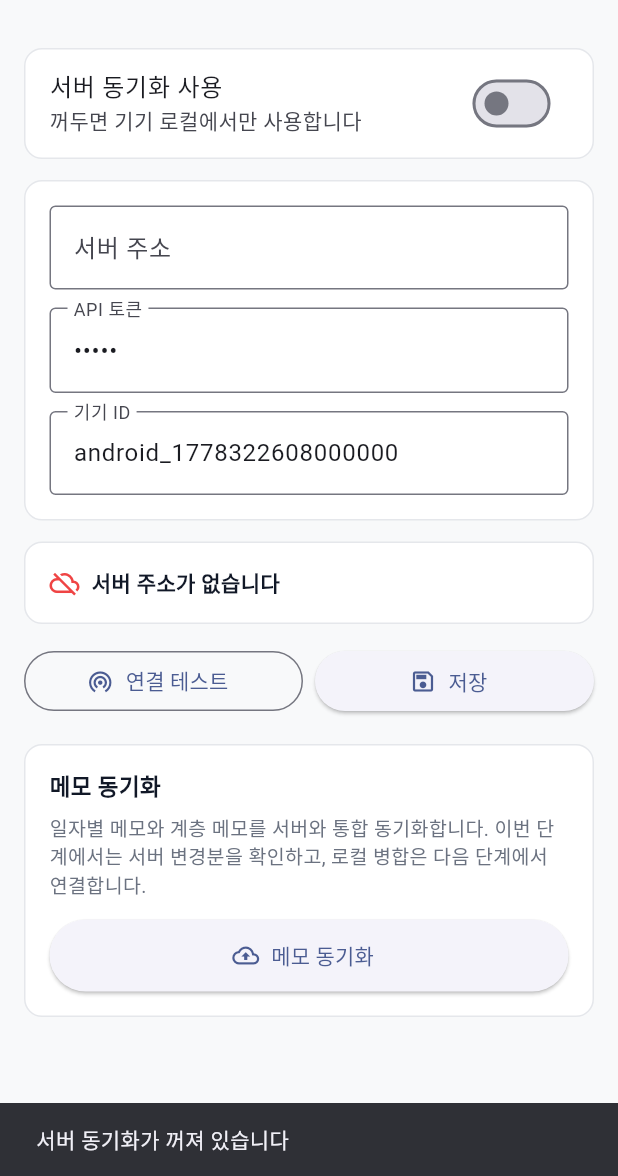
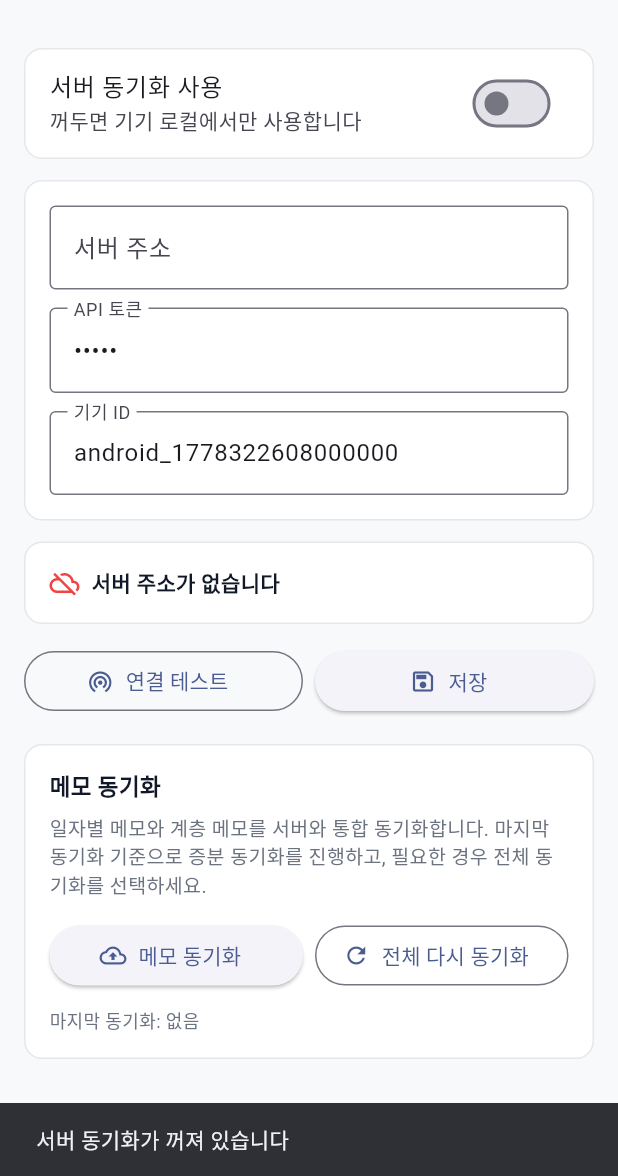
Before and after one commit to cyhuh428-sinsan/Now, a Flutter app: the ServerSettingsPage screen opened by its route, after a tap on "연결 테스트", after a tap on "메모 동기화", on a phone screen of 412 x 824 dp, the part 60-1236 px from its top. Run offline on Flutter 3.47's test engine with Material 3 defaults, Android fonts, the light colour scheme and no system bars; our stand-ins replace dio, drift, drift_flutter, file_picker, flutter_local_notifications, flutter_riverpod and 12 more; missing offline and left inert: device_calendar, flutter_sound, health; accounts and stored records are empty; generated files the repository leaves out were written again.

Commit message:
feat: add server full sync workflow and clearer sync status

```diff
--- a/now_app/lib/features/settings/server_settings_page.dart
+++ b/now_app/lib/features/settings/server_settings_page.dart
@@ -14,6 +14,7 @@ class _ServerSettingsPageState extends ConsumerState<ServerSettingsPage> {
   final _baseUrlCtrl = TextEditingController();
   final _tokenCtrl = TextEditingController();
   final _deviceIdCtrl = TextEditingController();
+  DateTime? _lastSyncedAt;
   bool _enabled = false;
   bool _loaded = false;
   bool _busy = false;
@@ -34,6 +35,7 @@ class _ServerSettingsPageState extends ConsumerState<ServerSettingsPage> {
     _baseUrlCtrl.text = settings.baseUrl;
     _tokenCtrl.text = settings.token;
     _deviceIdCtrl.text = settings.deviceId;
+    _lastSyncedAt = settings.lastSyncedAt;
     _loaded = true;
   }
 
@@ -43,6 +45,7 @@ class _ServerSettingsPageState extends ConsumerState<ServerSettingsPage> {
       baseUrl: _baseUrlCtrl.text,
       token: _tokenCtrl.text,
       deviceId: _deviceIdCtrl.text,
+      lastSyncedAt: _lastSyncedAt,
     );
   }
 
@@ -51,9 +54,9 @@ class _ServerSettingsPageState extends ConsumerState<ServerSettingsPage> {
     await settings.save();
     ref.invalidate(serverSettingsProvider);
     if (mounted) {
-      ScaffoldMessenger.of(context).showSnackBar(
-        const SnackBar(content: Text('서버 설정을 저장했습니다')),
-      );
+      ScaffoldMessenger.of(
+        context,
+      ).showSnackBar(const SnackBar(content: Text('서버 설정을 저장했습니다')));
     }
   }
 
@@ -62,23 +65,27 @@ class _ServerSettingsPageState extends ConsumerState<ServerSettingsPage> {
     try {
       final settings = _currentSettings();
       await settings.save();
-      final result =
-          await ref.read(serverSyncServiceProvider).testConnection(settings);
+      final result = await ref
+          .read(serverSyncServiceProvider)
+          .testConnection(settings);
       ServerOpsResult? opsResult;
       if (result.ok) {
-        opsResult =
-            await ref.read(serverSyncServiceProvider).loadOpsStatus(settings);
+        opsResult = await ref
+            .read(serverSyncServiceProvider)
+            .loadOpsStatus(settings);
       }
       if (mounted) {
         setState(() {
           _connectionResult = result;
           _opsResult = opsResult;
+          _lastSyncedAt = settings.lastSyncedAt;
         });
         ScaffoldMessenger.of(context).showSnackBar(
           SnackBar(
             content: Text(result.message),
-            backgroundColor:
-                result.ok ? const Color(0xFF059669) : const Color(0xFFEF4444),
+            backgroundColor: result.ok
+                ? const Color(0xFF059669)
+                : const Color(0xFFEF4444),
           ),
         );
       }
@@ -87,17 +94,21 @@ class _ServerSettingsPageState extends ConsumerState<ServerSettingsPage> {
     }
   }
 
-  Future<void> _uploadNotes() async {
+  Future<void> _syncNotes({required bool fullSync}) async {
     setState(() => _busy = true);
     try {
-      final settings = _currentSettings();
+      final settings = _currentSettings().copyWith(clearLastSyncedAt: fullSync);
       await settings.save();
-      final result =
-          await ref.read(serverSyncServiceProvider).syncNotes(settings);
+
+      final result = await ref
+          .read(serverSyncServiceProvider)
+          .syncNotes(settings, fullSync: fullSync);
+
       if (mounted) {
-        ScaffoldMessenger.of(context).showSnackBar(
-          SnackBar(content: Text(result.message)),
-        );
+        _lastSyncedAt = result.syncedAt ?? settings.lastSyncedAt;
+        ScaffoldMessenger.of(
+          context,
+        ).showSnackBar(SnackBar(content: Text(result.message)));
       }
     } catch (e) {
       if (mounted) {
@@ -113,6 +124,37 @@ class _ServerSettingsPageState extends ConsumerState<ServerSettingsPage> {
     }
   }
 
+  Future<void> _confirmFullSync() async {
+    final confirmed = await showDialog<bool>(
+      context: context,
+      builder: (context) => AlertDialog(
+        title: const Text('전체 다시 동기화'),
+        content: const Text('서버에 메모 전체를 다시 전송하고 마지막 동기화 시점을 초기화합니다.'),
+        actions: [
+          TextButton(
+            onPressed: () => Navigator.of(context).pop(false),
+            child: const Text('취소'),
+          ),
+          ElevatedButton(
+            onPressed: () => Navigator.of(context).pop(true),
+            child: const Text('진행'),
+          ),
+        ],
+      ),
+    );
+
+    if (confirmed == true) {
+      await _syncNotes(fullSync: true);
+    }
+  }
+
+  String _formatServerSyncTime(DateTime? value) {
+    if (value == null) return '없음';
+    final local = value.toLocal();
+    return '${local.year}-${local.month.toString().padLeft(2, '0')}-${local.day.toString().padLeft(2, '0')} '
+        '${local.hour.toString().padLeft(2, '0')}:${local.minute.toString().padLeft(2, '0')}:${local.second.toString().padLeft(2, '0')}';
+  }
+
   @override
   Widget build(BuildContext context) {
     final settingsAsync = ref.watch(serverSettingsProvider);
@@ -122,8 +164,11 @@ class _ServerSettingsPageState extends ConsumerState<ServerSettingsPage> {
         backgroundColor: const Color(0xFFF8F9FA),
         elevation: 0,
         leading: IconButton(
-          icon:
-              const Icon(Icons.chevron_left, color: Color(0xFF111827), size: 28),
+          icon: const Icon(
+            Icons.chevron_left,
+            color: Color(0xFF111827),
+            size: 28,
+          ),
           onPressed: () => Navigator.of(context).pop(),
         ),
         title: const Text(
@@ -228,7 +273,7 @@ class _ServerSettingsPageState extends ConsumerState<ServerSettingsPage> {
                   ),
                   const SizedBox(height: 6),
                   const Text(
-                    '일자별 메모와 계층 메모를 서버와 통합 동기화합니다. 이번 단계에서는 서버 변경분을 확인하고, 로컬 병합은 다음 단계에서 연결합니다.',
+                    '일자별 메모와 계층 메모를 서버와 통합 동기화합니다. 마지막 동기화 기준으로 증분 동기화를 진행하고, 필요한 경우 전체 동기화를 선택하세요.',
                     style: TextStyle(
                       fontSize: 13,
                       height: 1.4,
@@ -236,11 +281,13 @@ class _ServerSettingsPageState extends ConsumerState<ServerSettingsPage> {
                     ),
                   ),
                   const SizedBox(height: 14),
-                  SizedBox(
-                    width: double.infinity,
-                    height: 48,
+                  Row(
+                    children: [
+                      Expanded(
                         child: ElevatedButton.icon(
-                      onPressed: _busy ? null : _uploadNotes,
+                          onPressed: _busy
+                              ? null
+                              : () => _syncNotes(fullSync: false),
                           icon: _busy
                               ? const SizedBox(
                                   width: 16,
@@ -250,8 +297,29 @@ class _ServerSettingsPageState extends ConsumerState<ServerSettingsPage> {
                                     color: Colors.white,
                                   ),
                                 )
-                          : const Icon(Icons.cloud_upload_outlined, size: 18),
+                              : const Icon(
+                                  Icons.cloud_upload_outlined,
+                                  size: 18,
+                                ),
                           label: const Text('메모 동기화'),
+                        ),
+                      ),
+                      const SizedBox(width: 8),
+                      Expanded(
+                        child: OutlinedButton.icon(
+                          onPressed: _busy ? null : _confirmFullSync,
+                          icon: const Icon(Icons.refresh_outlined, size: 18),
+                          label: const Text('전체 다시 동기화'),
+                        ),
+                      ),
+                    ],
+                  ),
+                  const SizedBox(height: 10),
+                  Text(
+                    '마지막 동기화: ${_formatServerSyncTime(_lastSyncedAt)}',
+                    style: const TextStyle(
+                      color: Color(0xFF6B7280),
+                      fontSize: 12,
                     ),
                   ),
                 ],
--- a/now_app/lib/services/server_sync_service.dart
+++ b/now_app/lib/services/server_sync_service.dart
@@ -11,9 +11,11 @@ const _serverEnabledKey = 'now_server_enabled';
 const _serverBaseUrlKey = 'now_server_base_url';
 const _serverTokenKey = 'now_server_token';
 const _serverDeviceIdKey = 'now_server_device_id';
+const _serverLastSyncedAtKey = 'now_server_last_synced_at';
 
-final serverSettingsProvider =
-    FutureProvider.autoDispose<ServerSettings>((ref) async {
+final serverSettingsProvider = FutureProvider.autoDispose<ServerSettings>((
+  ref,
+) async {
   return ServerSettings.load();
 });
 
@@ -27,12 +29,14 @@ class ServerSettings {
   final String baseUrl;
   final String token;
   final String deviceId;
+  final DateTime? lastSyncedAt;
 
   const ServerSettings({
     required this.enabled,
     required this.baseUrl,
     required this.token,
     required this.deviceId,
+    required this.lastSyncedAt,
   });
 
   bool get isConfigured => baseUrl.trim().isNotEmpty;
@@ -49,6 +53,7 @@ class ServerSettings {
       baseUrl: prefs.getString(_serverBaseUrlKey) ?? '',
       token: prefs.getString(_serverTokenKey) ?? '',
       deviceId: prefs.getString(_serverDeviceIdKey) ?? '',
+      lastSyncedAt: _parseSyncTime(prefs.getString(_serverLastSyncedAtKey)),
     );
   }
 
@@ -58,6 +63,14 @@ class ServerSettings {
     await prefs.setString(_serverBaseUrlKey, _normalizeBaseUrl(baseUrl));
     await prefs.setString(_serverTokenKey, token.trim());
     await prefs.setString(_serverDeviceIdKey, deviceId.trim());
+    if (lastSyncedAt == null) {
+      await prefs.remove(_serverLastSyncedAtKey);
+    } else {
+      await prefs.setString(
+        _serverLastSyncedAtKey,
+        lastSyncedAt!.toIso8601String(),
+      );
+    }
   }
 
   ServerSettings copyWith({
@@ -65,12 +78,17 @@ class ServerSettings {
     String? baseUrl,
     String? token,
     String? deviceId,
+    DateTime? lastSyncedAt,
+    bool clearLastSyncedAt = false,
   }) {
     return ServerSettings(
       enabled: enabled ?? this.enabled,
       baseUrl: baseUrl ?? this.baseUrl,
       token: token ?? this.token,
       deviceId: deviceId ?? this.deviceId,
+      lastSyncedAt: clearLastSyncedAt
+          ? null
+          : (lastSyncedAt ?? this.lastSyncedAt),
     );
   }
 }
@@ -92,11 +110,13 @@ class ServerConnectionResult {
 class ServerSyncResult {
   final int uploaded;
   final int downloaded;
+  final DateTime? syncedAt;
   final String message;
 
   const ServerSyncResult({
     required this.uploaded,
     this.downloaded = 0,
+    this.syncedAt,
     required this.message,
   });
 }
@@ -105,10 +125,7 @@ class ServerOpsResult {
   final String status;
   final List<Map<String, dynamic>> checks;
 
-  const ServerOpsResult({
-    required this.status,
-    required this.checks,
-  });
+  const ServerOpsResult({required this.status, required this.checks});
 
   String get message {
     if (status == 'ok') return '운영 점검 정상';
@@ -141,13 +158,9 @@ class ServerSyncService {
         capabilities: capabilities,
       );
     } on DioException catch (e) {
-      final status = e.response?.statusCode;
-      if (status == 401) {
-        return const ServerConnectionResult(ok: false, message: '토큰이 맞지 않습니다');
-      }
       return ServerConnectionResult(
         ok: false,
-        message: e.message ?? '서버에 연결하지 못했습니다',
+        message: _serverErrorMessage(e, fallback: '서버에 연결하지 못했습니다'),
       );
     } catch (e) {
       return ServerConnectionResult(ok: false, message: '$e');
@@ -158,7 +171,10 @@ class ServerSyncService {
     return syncNotes(settings);
   }
 
-  Future<ServerSyncResult> syncNotes(ServerSettings settings) async {
+  Future<ServerSyncResult> syncNotes(
+    ServerSettings settings, {
+    bool fullSync = false,
+  }) async {
     if (!settings.enabled) {
       return const ServerSyncResult(uploaded: 0, message: '서버 동기화가 꺼져 있습니다');
     }
@@ -170,28 +186,46 @@ class ServerSyncService {
       ...await _dailyMemoPayloads(settings),
       ...await _treeMemoPayloads(settings),
     ];
-    if (notes.isEmpty) {
-      return const ServerSyncResult(uploaded: 0, message: '업로드할 메모가 없습니다');
+    if (notes.isEmpty && !fullSync && settings.lastSyncedAt == null) {
+      return const ServerSyncResult(uploaded: 0, message: '동기화할 메모가 없습니다');
     }
 
     final dio = _dio(settings);
+    final effectiveSyncPoint = fullSync
+        ? null
+        : settings.lastSyncedAt?.toIso8601String();
+    try {
       final res = await dio.post<Map<String, dynamic>>(
         '/api/v1/sync',
         data: {
           'owner_id': 'local_user',
           'device_id': settings.deviceId,
-        'updated_after': null,
+          'updated_after': effectiveSyncPoint,
           'include_deleted': true,
           'notes': notes,
         },
       );
-    final pushed = (res.data?['pushed_notes'] as List?)?.length ?? notes.length;
-    final pulled = (res.data?['pulled_notes'] as List?)?.length ?? 0;
+      final pushed = (res.data?['pushed_notes'] as List?)?.length ?? 0;
+      final pulledNotes = (res.data?['pulled_notes'] as List?) ?? const [];
+      final pulled = pulledNotes.length;
+
+      final serverTime = _parseSyncTime(res.data?['server_time']?.toString());
+      if (serverTime != null) {
+        await settings.copyWith(lastSyncedAt: serverTime).save();
+      }
+
+      final emptySync = notes.isEmpty && pushed == 0 && pulled == 0;
       return ServerSyncResult(
         uploaded: pushed,
         downloaded: pulled,
-      message: '메모 업로드 $pushed건 · 서버 변경 $pulled건 확인',
+        syncedAt: serverTime,
+        message: emptySync
+            ? '동기화할 메모가 없습니다'
+            : '메모 업로드 $pushed건 · 서버 변경 $pulled건 확인',
       );
+    } on DioException catch (e) {
+      throw Exception(_serverErrorMessage(e, fallback: '동기화 실패'));
+    }
   }
 
   Future<ServerOpsResult> loadOpsStatus(ServerSettings settings) async {
@@ -213,14 +247,16 @@ class ServerSyncService {
   Future<List<Map<String, dynamic>>> _dailyMemoPayloads(
     ServerSettings settings,
   ) async {
-    final meetings = await (_db.select(_db.meetings)
+    final meetings =
+        await (_db.select(_db.meetings)
               ..where((m) => m.recordType.equals('memo'))
               ..orderBy([(m) => OrderingTerm.desc(m.updatedAt)]))
             .get();
 
     final payloads = <Map<String, dynamic>>[];
     for (final meeting in meetings) {
-      final segments = await (_db.select(_db.transcriptSegments)
+      final segments =
+          await (_db.select(_db.transcriptSegments)
                 ..where((s) => s.meetingId.equals(meeting.meetingId))
                 ..orderBy([(s) => OrderingTerm.asc(s.timestamp)]))
               .get();
@@ -246,7 +282,8 @@ class ServerSyncService {
   Future<List<Map<String, dynamic>>> _treeMemoPayloads(
     ServerSettings settings,
   ) async {
-    final memos = await (_db.select(_db.memos)
+    final memos =
+        await (_db.select(_db.memos)
               ..where((m) => m.source.equals('note_tree'))
               ..orderBy([(m) => OrderingTerm.asc(m.createdAt)]))
             .get();
@@ -312,3 +349,32 @@ String _serverConnectionMessage(
   final authText = authRequired ? '토큰 필요' : '토큰 없음';
   return '$name 연결됨 · $authText · $sync · $levelText';
 }
+
+DateTime? _parseSyncTime(String? value) {
+  if (value == null || value.isEmpty) return null;
+  return DateTime.tryParse(value);
+}
+
+String _serverErrorMessage(
+  DioException error, {
+  String fallback = '요청에 실패했습니다',
+}) {
+  final status = error.response?.statusCode;
+  final prefix = status == null ? '요청 실패' : 'HTTP $status';
+  final body = error.response?.data;
+  if (body == null) {
+    return '$prefix: ${error.message ?? fallback}';
+  }
+
+  if (body is Map<String, dynamic>) {
+    final detail = body['detail'];
+    final message = body['message'];
+    if (detail is String && detail.isNotEmpty) return '$prefix: $detail';
+    if (message is String && message.isNotEmpty) return '$prefix: $message';
+  }
+  if (body is String && body.isNotEmpty) {
+    final text = body.length > 180 ? body.substring(0, 180) : body;
+    return '$prefix: $text';
+  }
+  return '$prefix: ${error.message ?? fallback}';
+}
```
Also changed, not shown: 3 other files. Lines whose indentation alone changed are shown as unchanged.
